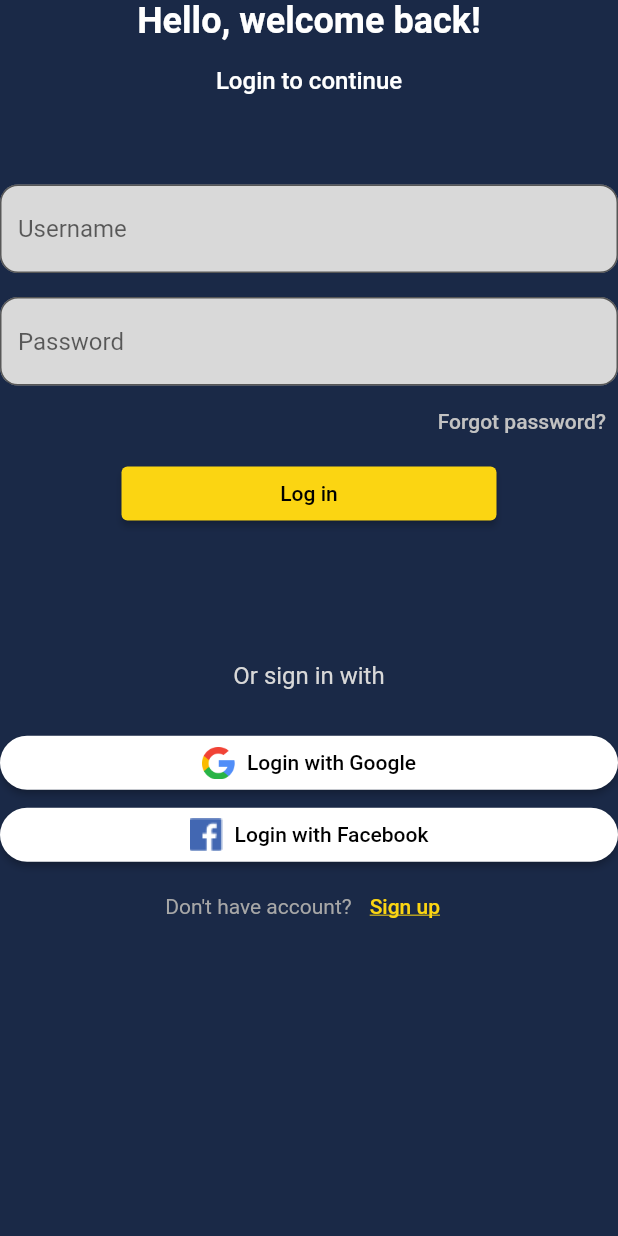
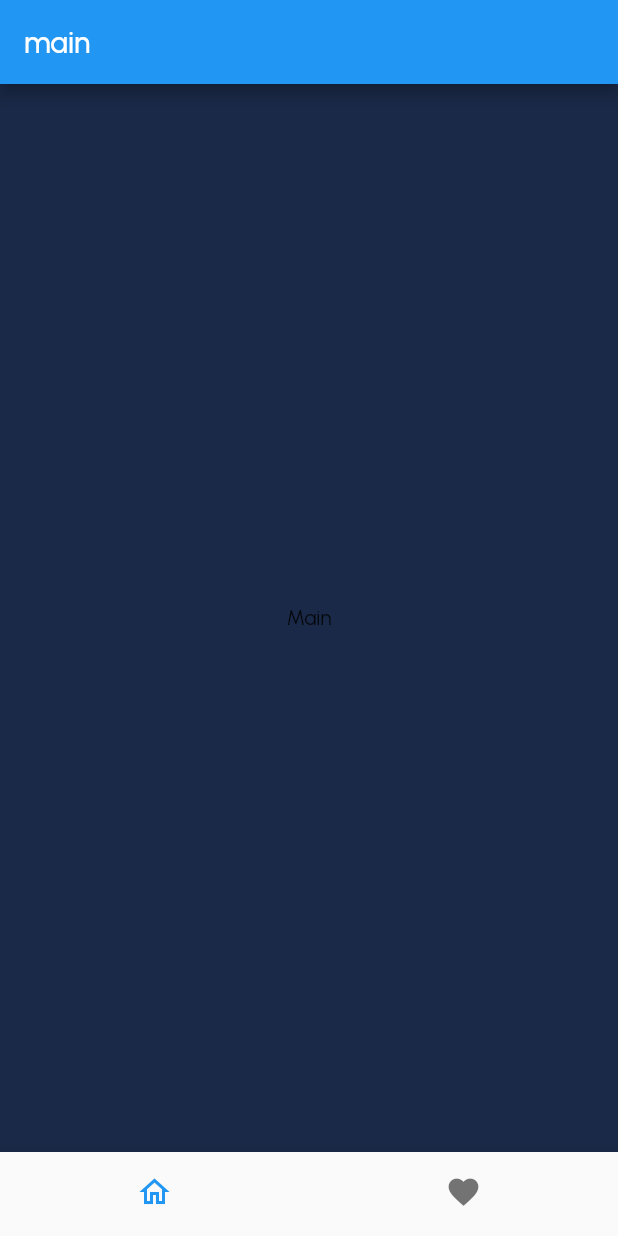
Before and after one commit to raininman/gisscope, a Flutter app: the screen it shows after launch, after a tap on "Log in", on a phone screen of 412 x 824 dp. Run offline on Flutter 3.47's test engine with Material 2 defaults, Android fonts, the phone set to English and light mode, and no system bars.

Commit message:
Main Page, Home Page, Fonts, Colors

```diff
--- a/lib/login_page.dart
+++ /dev/null
@@ -1,179 +0,0 @@
-import 'package:flutter/material.dart';
-
-class LoginPage extends StatelessWidget {
-  const LoginPage({super.key});
-
-  @override
-  Widget build(BuildContext context) {
-    return Scaffold(
-      backgroundColor: Color.fromRGBO(26, 41, 71, 1),
-      body: Column(
-        children: [
-          const Text(
-            "Hello, welcome back!",
-            style: TextStyle(
-              color: Colors.white,
-              fontSize: 24,
-              fontWeight: FontWeight.w600,
-            ),
-          ),
-          const SizedBox(
-            height: 16,
-          ),
-          const Text(
-            "Login to continue",
-            style: TextStyle(
-              color: Colors.white,
-              fontSize: 16,
-              fontWeight: FontWeight.w500,
-            ),
-          ),
-          const SizedBox(
-            height: 60,
-          ),
-          const TextField(
-            decoration: InputDecoration(
-              hintText: "Username",
-              border: OutlineInputBorder(
-                  borderRadius: BorderRadius.all(Radius.circular(12))),
-              filled: true,
-              fillColor: Color.fromRGBO(217, 217, 217, 1),
-            ),
-          ),
-          const SizedBox(
-            height: 16,
-          ),
-          const TextField(
-            decoration: InputDecoration(
-              hintText: "Password",
-              border: OutlineInputBorder(
-                  borderRadius: BorderRadius.all(Radius.circular(12))),
-              filled: true,
-              fillColor: Color.fromRGBO(217, 217, 217, 1),
-            ),
-          ),
-          Align(
-            alignment: Alignment.centerRight,
-            child: TextButton(
-              onPressed: () {
-                print("Forgot");
-              },
-              style: TextButton.styleFrom(
-                foregroundColor: Color.fromRGBO(194, 194, 194, 1),
-              ),
-              child: const Text("Forgot password?"),
-            ),
-          ),
-          SizedBox(
-            width: 250,
-            child: ElevatedButton(
-              onPressed: () {
-                print("Login");
-              },
-              style: ElevatedButton.styleFrom(
-                backgroundColor: const Color.fromRGBO(251, 213, 18, 1),
-                foregroundColor: Colors.black,
-              ),
-              child: const Text("Log in"),
-            ),
-          ),
-          const SizedBox(
-            height: 88,
-          ),
-          const Text(
-            "Or sign in with",
-            style: TextStyle(
-                color: Color.fromRGBO(216, 216, 216, 1), fontSize: 16),
-          ),
-          const SizedBox(
-            height: 24.5,
-          ),
-          ElevatedButton(
-            style: ElevatedButton.styleFrom(
-              backgroundColor: Colors.white,
-              foregroundColor: Colors.black,
-              shape: const RoundedRectangleBorder(
-                borderRadius: BorderRadius.all(
-                  Radius.circular(30),
-                ),
-              ),
-            ),
-            onPressed: () {
-              print("google");
-            },
-            child: Row(
-              mainAxisAlignment: MainAxisAlignment.center,
-              children: [
-                Image.asset(
-                  "assets/images/google.png",
-                  width: 22,
-                  height: 22,
-                ),
-                const SizedBox(
-                  width: 8,
-                ),
-                const Text("Login with Google")
-              ],
-            ),
-          ),
-          const SizedBox(
-            width: 24,
-          ),
-          ElevatedButton(
-            style: ElevatedButton.styleFrom(
-              backgroundColor: Colors.white,
-              foregroundColor: Colors.black,
-              shape: const RoundedRectangleBorder(
-                borderRadius: BorderRadius.all(
-                  Radius.circular(30),
-                ),
-              ),
-            ),
-            onPressed: () {
-              print("facebook");
-            },
-            child: Row(
-              mainAxisAlignment: MainAxisAlignment.center,
-              children: [
-                Image.asset(
-                  "assets/images/facebook.png",
-                  width: 22,
-                  height: 22,
-                ),
-                const SizedBox(
-                  width: 8,
-                ),
-                const Text("Login with Facebook")
-              ],
-            ),
-          ),
-          const SizedBox(
-            width: 32,
-          ),
-          Row(
-            mainAxisAlignment: MainAxisAlignment.center,
-            children: [
-              const Text(
-                "Don't have account? ",
-                style: TextStyle(
-                  color: Color.fromRGBO(167, 167, 167, 1),
-                ),
-              ),
-              TextButton(
-                style: TextButton.styleFrom(
-                    foregroundColor: const Color.fromRGBO(251, 213, 18, 1)),
-                onPressed: () {
-                  print("sign up");
-                },
-                child: const Text(
-                  "Sign up",
-                  style: TextStyle(decoration: TextDecoration.underline),
-                ),
-              ),
-            ],
-          ),
-        ],
-      ),
-    );
-  }
-}
--- a/lib/main.dart
+++ b/lib/main.dart
@@ -1,5 +1,8 @@
 import 'package:flutter/material.dart';
-import 'package:gisscope/login_page.dart';
+import 'package:gisscope/pages/home_page.dart';
+import 'package:gisscope/pages/login_page.dart';
+import 'package:gisscope/pages/main_page.dart';
+import 'package:gisscope/styles/app_colors.dart';
 
 void main() {
   runApp(const MyApp());
@@ -11,9 +14,17 @@ class MyApp extends StatelessWidget {
   // This widget is the root of your application.
   @override
   Widget build(BuildContext context) {
-    return const MaterialApp(
+    return MaterialApp(
       title: 'Flutter Demo',
-      home: LoginPage(),
+      theme: ThemeData(
+          fontFamily: 'Urbanist',
+          scaffoldBackgroundColor: AppColors.background),
+      initialRoute: '/',
+      routes: {
+        '/': (context) => LoginPage(),
+        '/home': (context) => HomePage(),
+        '/main': (context) => MainPage(),
+      },
     );
   }
 }
--- /dev/null
+++ b/lib/pages/home_page.dart
@@ -0,0 +1,20 @@
+import 'package:flutter/material.dart';
+import 'package:gisscope/styles/app_colors.dart';
+
+class HomePage extends StatelessWidget {
+  const HomePage({super.key});
+
+  @override
+  Widget build(BuildContext context) {
+    return Scaffold(
+      appBar: AppBar(
+        title: Text("GisScope"),
+        backgroundColor: AppColors.background,
+        actions: [
+          Icon(Icons.location_on_outlined)
+        ],
+      ),
+      body: ListView(children: [],),
+    );
+  }
+}
--- /dev/null
+++ b/lib/pages/login_page.dart
@@ -0,0 +1,195 @@
+import 'package:flutter/material.dart';
+
+class LoginPage extends StatelessWidget {
+  const LoginPage({super.key});
+
+  @override
+  Widget build(BuildContext context) {
+    return Scaffold(
+      body: SingleChildScrollView(
+        child: SizedBox(
+          height: MediaQuery.of(context).size.height,
+          child: Padding(
+            padding: const EdgeInsets.all(24.0),
+            child: Column(
+              children: [
+                const Spacer(),
+                const Text(
+                  "Hello, welcome back!",
+                  style: TextStyle(
+                    color: Colors.white,
+                    fontSize: 24,
+                    fontWeight: FontWeight.w600,
+                  ),
+                ),
+                const SizedBox(
+                  height: 16,
+                ),
+                const Text(
+                  "Login to continue",
+                  style: TextStyle(
+                    color: Colors.white,
+                    fontSize: 16,
+                    fontWeight: FontWeight.w500,
+                  ),
+                ),
+                const Spacer(),
+                const TextField(
+                  decoration: InputDecoration(
+                    hintText: "Username",
+                    border: OutlineInputBorder(
+                        borderRadius: BorderRadius.all(Radius.circular(12))),
+                    filled: true,
+                    fillColor: Color.fromRGBO(217, 217, 217, 1),
+                  ),
+                ),
+                const SizedBox(
+                  height: 16,
+                ),
+                const TextField(
+                  decoration: InputDecoration(
+                    hintText: "Password",
+                    border: OutlineInputBorder(
+                        borderRadius: BorderRadius.all(Radius.circular(12))),
+                    filled: true,
+                    fillColor: Color.fromRGBO(217, 217, 217, 1),
+                  ),
+                ),
+                Align(
+                  alignment: Alignment.centerRight,
+                  child: TextButton(
+                    onPressed: () {
+                      print("Forgot");
+                    },
+                    style: TextButton.styleFrom(
+                      foregroundColor: Color.fromRGBO(194, 194, 194, 1),
+                    ),
+                    child: const Text("Forgot password?"),
+                  ),
+                ),
+                const SizedBox(
+                  height: 16,
+                ),
+                SizedBox(
+                  height: 48,
+                  width: double.infinity,
+                  child: ElevatedButton(
+                    onPressed: () {
+                      Navigator.of(context).pushReplacementNamed('/main');
+                    },
+                    style: ElevatedButton.styleFrom(
+                      backgroundColor: const Color.fromRGBO(251, 213, 18, 1),
+                      foregroundColor: Colors.black,
+                    ),
+                    child: const Text("Log in"),
+                  ),
+                ),
+                const Spacer(),
+                const Text(
+                  "Or sign in with",
+                  style: TextStyle(
+                      color: Color.fromRGBO(216, 216, 216, 1), fontSize: 16),
+                ),
+                const SizedBox(
+                  height: 24.5,
+                ),
+                SizedBox(
+                  height: 48,
+                  child: ElevatedButton(
+                    style: ElevatedButton.styleFrom(
+                      backgroundColor: Colors.white,
+                      foregroundColor: Colors.black,
+                      shape: const RoundedRectangleBorder(
+                        borderRadius: BorderRadius.all(
+                          Radius.circular(30),
+                        ),
+                      ),
+                    ),
+                    onPressed: () {
+                      print("google");
+                    },
+                    child: Row(
+                      mainAxisAlignment: MainAxisAlignment.center,
+                      children: [
+                        Image.asset(
+                          "assets/images/google.png",
+                          width: 22,
+                          height: 22,
+                        ),
+                        const SizedBox(
+                          width: 8,
+                        ),
+                        const Text("Login with Google")
+                      ],
+                    ),
+                  ),
+                ),
+                const SizedBox(
+                  height: 24,
+                ),
+                SizedBox(
+                  height: 48,
+                  child: ElevatedButton(
+                    style: ElevatedButton.styleFrom(
+                      backgroundColor: Colors.white,
+                      foregroundColor: Colors.black,
+                      shape: const RoundedRectangleBorder(
+                        borderRadius: BorderRadius.all(
+                          Radius.circular(30),
+                        ),
+                      ),
+                    ),
+                    onPressed: () {
+                      print("facebook");
+                    },
+                    child: Row(
+                      mainAxisAlignment: MainAxisAlignment.center,
+                      children: [
+                        Image.asset(
+                          "assets/images/facebook.png",
+                          width: 22,
+                          height: 22,
+                        ),
+                        const SizedBox(
+                          width: 8,
+                        ),
+                        const Text("Login with Facebook")
+                      ],
+                    ),
+                  ),
+                ),
+                const SizedBox(
+                  width: 32,
+                ),
+                Row(
+                  mainAxisAlignment: MainAxisAlignment.center,
+                  children: [
+                    const Text(
+                      "Don't have account? ",
+                      style: TextStyle(
+                        color: Color.fromRGBO(167, 167, 167, 1),
+                      ),
+                    ),
+                    TextButton(
+                      style: TextButton.styleFrom(
+                          foregroundColor:
+                              const Color.fromRGBO(251, 213, 18, 1)),
+                      onPressed: () {
+                        print("sign up");
+                      },
+                      child: const Text(
+                        "Sign up",
+                        style: TextStyle(decoration: TextDecoration.underline),
+                      ),
+                    ),
+                  ],
+                ),
+                const Spacer(),
+              ],
+            ),
+          ),
+        ),
+      ),
+    );
+  }
+}
--- /dev/null
+++ b/lib/pages/main_page.dart
@@ -0,0 +1,24 @@
+import 'package:flutter/material.dart';
+
+class MainPage extends StatelessWidget {
+  const MainPage({super.key});
+
+  @override
+  Widget build(BuildContext context) {
+    return Scaffold(
+      appBar: AppBar(
+        title: Text("main"),
+      ),
+      body: Center(
+        child: Text("Main"),
+      ),
+      bottomNavigationBar: BottomNavigationBar(items: [
+        BottomNavigationBarItem(icon: Icon(Icons.home_outlined), label: "Home"),
+        BottomNavigationBarItem(
+            icon: Icon(Icons.favorite_outlined), label: "Favorite"),
+      ],
+      showSelectedLabels: false,
+      showUnselectedLabels: false,),
+    );
+  }
+}
--- /dev/null
+++ b/lib/styles/app_colors.dart
@@ -0,0 +1,12 @@
+import 'package:flutter/material.dart';
+
+class AppColors {
+  static const primary = Color(0xffFBD512);
+  static const fontColor = Color(0xffD8D8D8);
+  static const fontColor2 = Color(0xff373737);
+  static const disableFont = Color(0xffA7A7A7);
+  static const disableButton = Color(0xff303030);
+  static const background = Color(0xff1A2947);
+  static const black = Color(0xff000000);
+  static const white = Color(0xffffffff);
+}
```
Also changed, not shown: pubspec.yaml (+17 -8 lines), assets/fonts/Urbanist-Black.ttf (added), assets/fonts/Urbanist-Bold.ttf (added), assets/fonts/Urbanist-ExtraBold.ttf (added), assets/fonts/Urbanist-Light.ttf (added), assets/fonts/Urbanist-Medium.ttf (added), assets/fonts/Urbanist-Regular.ttf (added), assets/fonts/Urbanist-SemiBold.ttf (added), assets/temp/user1.jpg (added).
